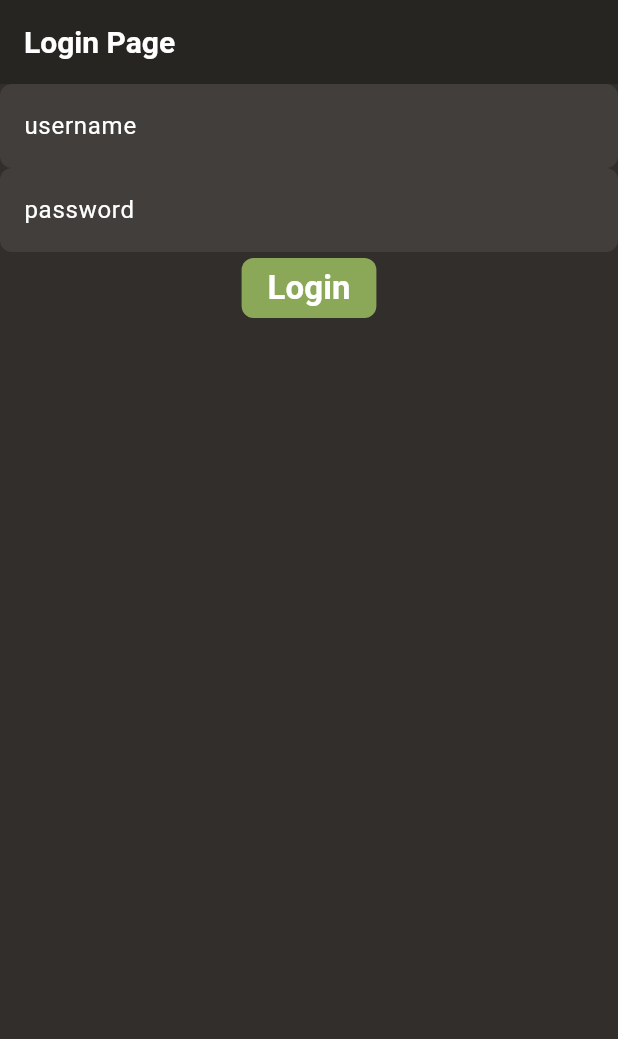
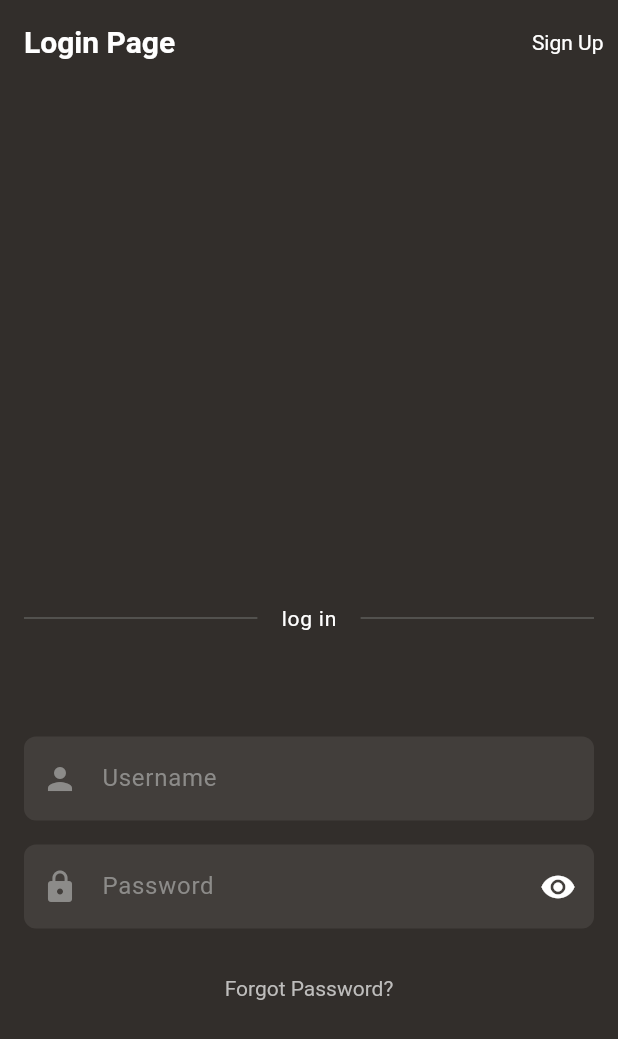
Before and after one commit to MeowKyWay/GoGoGame, a Flutter app: the screen it shows after launch, on a phone screen of 412 x 824 dp. Shown: the top 1039 px of the screen. Run offline on Flutter 3.47's test engine with Material 3 defaults, Android fonts, the phone set to English and light mode, and no system bars; our stand-ins replace flutter_riverpod, flutter_secure_storage, gap; missing offline and left inert: dart_jsonwebtoken.

Commit message:
update login pages
styling and added unimplemented button

```diff
--- a/frontend/lib/main.dart
+++ b/frontend/lib/main.dart
@@ -2,7 +2,7 @@ import 'package:flutter/material.dart';
 import 'package:flutter_riverpod/flutter_riverpod.dart';
 import 'package:gogogame_frontend/core/services/auth/auth_service_provider.dart';
 import 'package:gogogame_frontend/core/themes/app_theme.dart';
-import 'package:gogogame_frontend/pages/auth/login_page.dart';
+import 'package:gogogame_frontend/pages/auth/login_page/login_page.dart';
 import 'package:gogogame_frontend/pages/home_page.dart';
 
 void main() {
--- a/frontend/lib/pages/auth/login_page.dart
+++ /dev/null
@@ -1,63 +0,0 @@
-import 'dart:developer';
-
-import 'package:flutter/material.dart';
-import 'package:flutter_riverpod/flutter_riverpod.dart';
-import 'package:gogogame_frontend/core/services/auth/auth_service_provider.dart';
-
-class LoginPage extends ConsumerStatefulWidget {
-  const LoginPage({super.key});
-
-  @override
-  ConsumerState<LoginPage> createState() => _LoginPageState();
-}
-
-class _LoginPageState extends ConsumerState<LoginPage> {
-  final TextEditingController _usernameController = TextEditingController();
-  final TextEditingController _passwordController = TextEditingController();
-
-  @override
-  Widget build(BuildContext context) {
-    return Scaffold(
-      appBar: AppBar(title: const Text('Login Page')),
-      body: Center(
-        child: Column(
-          children: [
-            Form(
-              child: Column(
-                children: [
-                  TextFormField(
-                    controller: _usernameController,
-                    decoration: const InputDecoration(labelText: 'username'),
-                  ),
-                  TextFormField(
-                    controller: _passwordController,
-                    decoration: const InputDecoration(labelText: 'password'),
-                    obscureText: true,
-                  ),
-                ],
-              ),
-            ),
-            FilledButton(
-              onPressed: () async {
-                final username = _usernameController.text;
-                final password = _passwordController.text;
-                ScaffoldMessenger.of(context).showSnackBar(
-                  const SnackBar(content: Text('Processing Data')),
-                );
-
-                try {
-                  ref
-                      .read(authStateProvider.notifier)
-                      .login(name: username, password: password);
-                } catch (e) {
-                  log(e.toString());
-                }
-              },
-              child: const Text('Login'),
-            ),
-          ],
-        ),
-      ),
-    );
-  }
-}
--- /dev/null
+++ b/frontend/lib/pages/auth/login_page/login_form.dart
@@ -0,0 +1,117 @@
+import 'dart:developer';
+
+import 'package:flutter/material.dart';
+import 'package:flutter_riverpod/flutter_riverpod.dart';
+import 'package:gogogame_frontend/core/extensions/build_context_extension.dart';
+import 'package:gogogame_frontend/core/extensions/text_extension.dart';
+import 'package:gogogame_frontend/core/services/auth/auth_service_provider.dart';
+
+class LoginForm extends ConsumerStatefulWidget {
+  const LoginForm({super.key});
+
+  @override
+  ConsumerState<LoginForm> createState() => _LoginFormState();
+}
+
+class _LoginFormState extends ConsumerState<LoginForm> {
+  final TextEditingController _usernameController = TextEditingController();
+  final TextEditingController _passwordController = TextEditingController();
+
+  bool _isObscure = true;
+  bool _isFilled = false;
+
+  void _onSubmit() async {
+    final username = _usernameController.text;
+    final password = _passwordController.text;
+    ScaffoldMessenger.of(
+      context,
+    ).showSnackBar(const SnackBar(content: Text('Processing Data')));
+    try {
+      ref
+          .read(authStateProvider.notifier)
+          .login(name: username, password: password);
+    } catch (e) {
+      log(e.toString());
+    }
+  }
+
+  @override
+  Widget build(BuildContext context) {
+    return Flexible(
+      flex: 1,
+      child: Form(
+        onChanged: () {
+          if (_usernameController.text.isNotEmpty &&
+              _passwordController.text.isNotEmpty) {
+            setState(() {
+              _isFilled = true;
+            });
+            return;
+          }
+          if (_isFilled) {
+            setState(() {
+              _isFilled = false;
+            });
+          }
+        },
+        child: Column(
+          mainAxisSize: MainAxisSize.max,
+          mainAxisAlignment: MainAxisAlignment.center,
+          spacing: 16,
+          children: [
+            TextFormField(
+              controller: _usernameController,
+              decoration: const InputDecoration(
+                hintText: 'Username',
+                prefixIcon: Icon(Icons.person),
+              ),
+            ),
+            TextFormField(
+              controller: _passwordController,
+              decoration: InputDecoration(
+                hintText: 'Password',
+                prefixIcon: Icon(Icons.lock),
+                suffixIcon: IconButton(
+                  onPressed: () {
+                    setState(() {
+                      _isObscure = !_isObscure;
+                    });
+                  },
+                  icon: Icon(
+                    _isObscure ? Icons.visibility : Icons.visibility_off,
+                  ),
+                ),
+              ),
+              obscureText: _isObscure,
+            ),
+            TextButton(
+              onPressed: () {
+                throw UnimplementedError();
+              },
+              child: Text(
+                'Forgot Password?',
+              ).withColor(context.colorScheme.onSecondary),
+            ),
+            AnimatedContainer(
+              height: _isFilled ? 56 : 0,
+              duration: const Duration(milliseconds: 100),
+              child: AnimatedOpacity(
+                duration: const Duration(milliseconds: 300),
+                opacity: _isFilled ? 1 : 0,
+                child: FilledButton(
+                  onPressed: _onSubmit,
+                  style: ButtonStyle(
+                    minimumSize: WidgetStateProperty.all(
+                      Size(double.infinity, 56),
+                    ),
+                  ),
+                  child: Text('Login', style: context.textTheme.labelLarge),
+                ),
+              ),
+            ),
+          ],
+        ),
+      ),
+    );
+  }
+}
--- /dev/null
+++ b/frontend/lib/pages/auth/login_page/login_page.dart
@@ -0,0 +1,43 @@
+import 'package:flutter/material.dart';
+import 'package:flutter_riverpod/flutter_riverpod.dart';
+import 'package:gap/gap.dart';
+import 'package:gogogame_frontend/pages/auth/login_page/login_form.dart';
+import 'package:gogogame_frontend/widget/text_divider.dart';
+
+class LoginPage extends ConsumerStatefulWidget {
+  const LoginPage({super.key});
+
+  @override
+  ConsumerState<LoginPage> createState() => _LoginPageState();
+}
+
+class _LoginPageState extends ConsumerState<LoginPage> {
+  @override
+  Widget build(BuildContext context) {
+    return Scaffold(
+      appBar: AppBar(
+        title: Text('Login Page'),
+        backgroundColor: Colors.transparent,
+        actions: [
+          TextButton(
+            onPressed: () {
+              throw UnimplementedError();
+            },
+            child: Text('Sign Up'),
+          ),
+        ],
+      ),
+      body: Padding(
+        padding: const EdgeInsets.symmetric(horizontal: 16.0),
+        child: Column(
+          children: [
+            Flexible(flex: 1, child: Container()),
+            TextDivider(text: 'log in'),
+            LoginForm(),
+            Gap(56),
+          ],
+        ),
+      ),
+    );
+  }
+}
```
